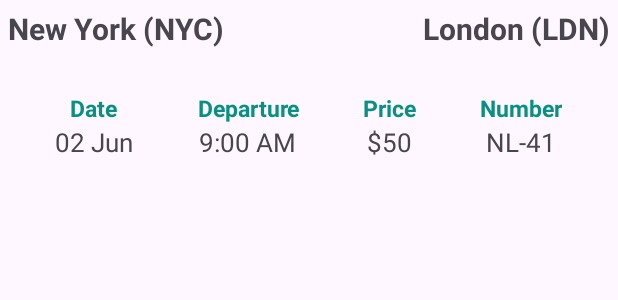
After one commit to vtphatt2/Travelly, an Android app: the layout item_ticket.xml on its own in the app's theme, with its tools: preview values and no code run, on a phone screen of 412 x 824 dp. The commit adds this screen. Shown: the top 300 px of the screen. Run offline under Robolectric (Android 15) with nearby library versions, the phone set to English and light mode, and no system bars.

Commit message:
set up Ticket recycler view

```diff
--- a/app/src/main/java/com/example/travelly/Date.java
+++ b/app/src/main/java/com/example/travelly/Date.java
@@ -16,4 +16,8 @@ public class Date {
     String getDay() {
         return Integer.toString(day);
     }
+
+    public String getDate() {
+        return String.valueOf(day) + " " + dayOfWeek;
+    }
 }
--- /dev/null
+++ b/app/src/main/res/layout/item_ticket.xml
@@ -0,0 +1,146 @@
+<?xml version="1.0" encoding="utf-8"?>
+<androidx.constraintlayout.widget.ConstraintLayout xmlns:android="http://schemas.android.com/apk/res/android"
+    xmlns:app="http://schemas.android.com/apk/res-auto"
+    xmlns:tools="http://schemas.android.com/tools"
+    android:id="@+id/item_ticket"
+    android:layout_width="match_parent"
+    android:layout_height="wrap_content" >
+
+    <TextView
+        android:id="@+id/textViewDepartureCity"
+        android:layout_width="wrap_content"
+        android:layout_height="wrap_content"
+        android:padding="5dp"
+        android:text="New York (NYC)"
+        android:textSize="20dp"
+        android:textStyle="bold"
+        app:layout_constraintStart_toStartOf="parent"
+        app:layout_constraintTop_toTopOf="parent" />
+
+
+    <TextView
+        android:id="@+id/textViewArrivalCity"
+        android:layout_width="wrap_content"
+        android:layout_height="wrap_content"
+        android:padding="5dp"
+        android:text="London (LDN)"
+        android:textSize="20dp"
+        android:textStyle="bold"
+        app:layout_constraintEnd_toEndOf="parent"
+        app:layout_constraintTop_toTopOf="parent" />
+
+    <LinearLayout
+        android:layout_width="match_parent"
+        android:layout_height="wrap_content"
+        android:layout_marginTop="8dp"
+        android:padding="15dp"
+        app:layout_constraintTop_toBottomOf="@+id/textViewDepartureCity"
+        tools:layout_editor_absoluteX="0dp">
+
+        <LinearLayout
+            android:layout_width="wrap_content"
+            android:layout_height="wrap_content"
+            android:layout_weight="1"
+            android:orientation="vertical">
+
+            <TextView
+                android:layout_width="wrap_content"
+                android:layout_height="wrap_content"
+                android:layout_gravity="center"
+                android:gravity="center"
+                android:text="Date"
+                android:textColor="@color/green_500"
+                android:textSize="15dp"
+                android:textStyle="bold" />
+
+            <TextView
+                android:id="@+id/textViewDepartureDate"
+                android:layout_width="wrap_content"
+                android:layout_height="wrap_content"
+                android:layout_gravity="center"
+                android:gravity="center"
+                android:text="02 Jun"
+                android:textSize="17dp" />
+        </LinearLayout>
+
+        <LinearLayout
+            android:layout_width="wrap_content"
+            android:layout_height="wrap_content"
+            android:layout_weight="1"
+            android:orientation="vertical">
+
+            <TextView
+                android:layout_width="wrap_content"
+                android:layout_height="wrap_content"
+                android:layout_gravity="center"
+                android:gravity="center"
+                android:text="Departure"
+                android:textColor="@color/green_500"
+                android:textSize="15dp"
+                android:textStyle="bold" />
+
+            <TextView
+                android:id="@+id/textViewDepartureTime"
+                android:layout_width="wrap_content"
+                android:layout_height="wrap_content"
+                android:layout_gravity="center"
+                android:gravity="center"
+                android:text="9:00 AM"
+                android:textSize="17dp" />
+        </LinearLayout>
+
+        <LinearLayout
+            android:layout_width="wrap_content"
+            android:layout_height="wrap_content"
+            android:layout_weight="1"
+            android:orientation="vertical">
+
+            <TextView
+                android:layout_width="wrap_content"
+                android:layout_height="wrap_content"
+                android:layout_gravity="center"
+                android:gravity="center"
+                android:text="Price"
+                android:textColor="@color/green_500"
+                android:textSize="15dp"
+                android:textStyle="bold" />
+
+            <TextView
+                android:id="@+id/textViewPrice"
+                android:layout_width="wrap_content"
+                android:layout_height="wrap_content"
+                android:layout_gravity="center"
+                android:gravity="center"
+                android:text="$50"
+                android:textSize="17dp" />
+        </LinearLayout>
+
+        <LinearLayout
+            android:layout_width="wrap_content"
+            android:layout_height="wrap_content"
+            android:layout_weight="1"
+            android:orientation="vertical">
+
+            <TextView
+                android:layout_width="wrap_content"
+                android:layout_height="wrap_content"
+                android:layout_gravity="center"
+                android:gravity="center"
+                android:text="Number"
+                android:textColor="@color/green_500"
+                android:textSize="15dp"
+                android:textStyle="bold" />
+
+            <TextView
+                android:id="@+id/textViewNumber"
+                android:layout_width="wrap_content"
+                android:layout_height="wrap_content"
+                android:layout_gravity="center"
+                android:gravity="center"
+                android:text="NL-41"
+                android:textSize="17dp" />
+        </LinearLayout>
+    </LinearLayout>
+
+
+</androidx.constraintlayout.widget.ConstraintLayout>
```
Also changed, not shown: app/src/main/java/com/example/travelly/Database/FlightInfo.java (added, +81 -0 lines), app/src/main/java/com/example/travelly/Flights.java (+19 -4 lines), app/src/main/java/com/example/travelly/TicketItemAdapter.java (added, +62 -0 lines), app/src/main/res/layout/activity_flights.xml (+14 -0 lines).
